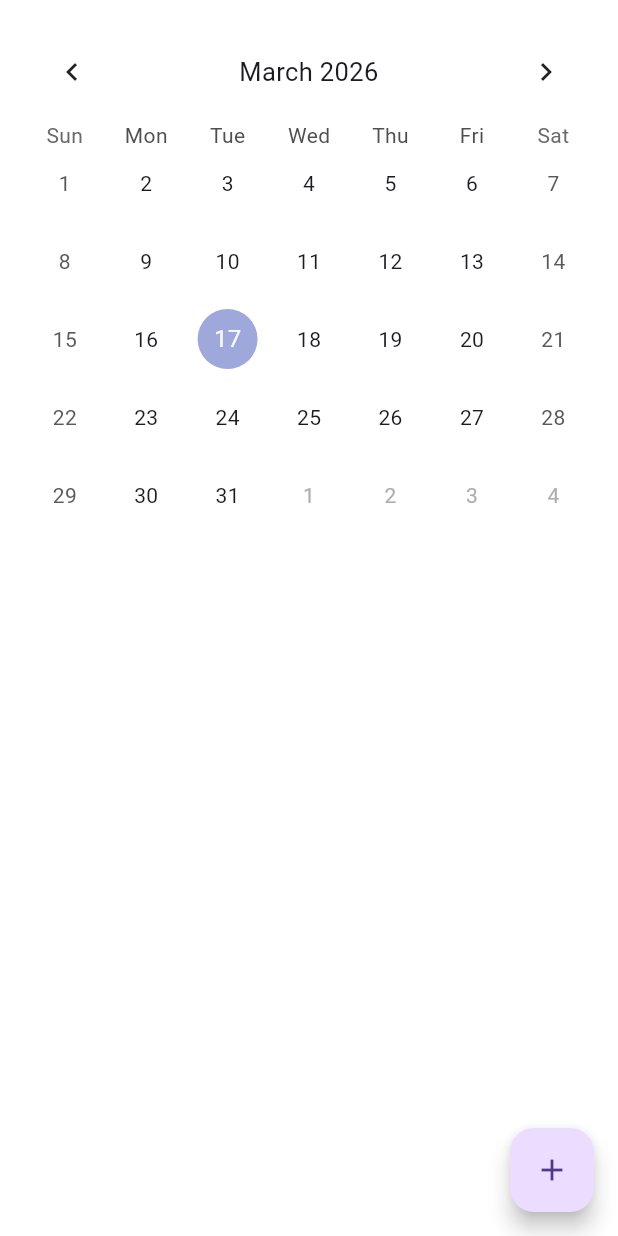
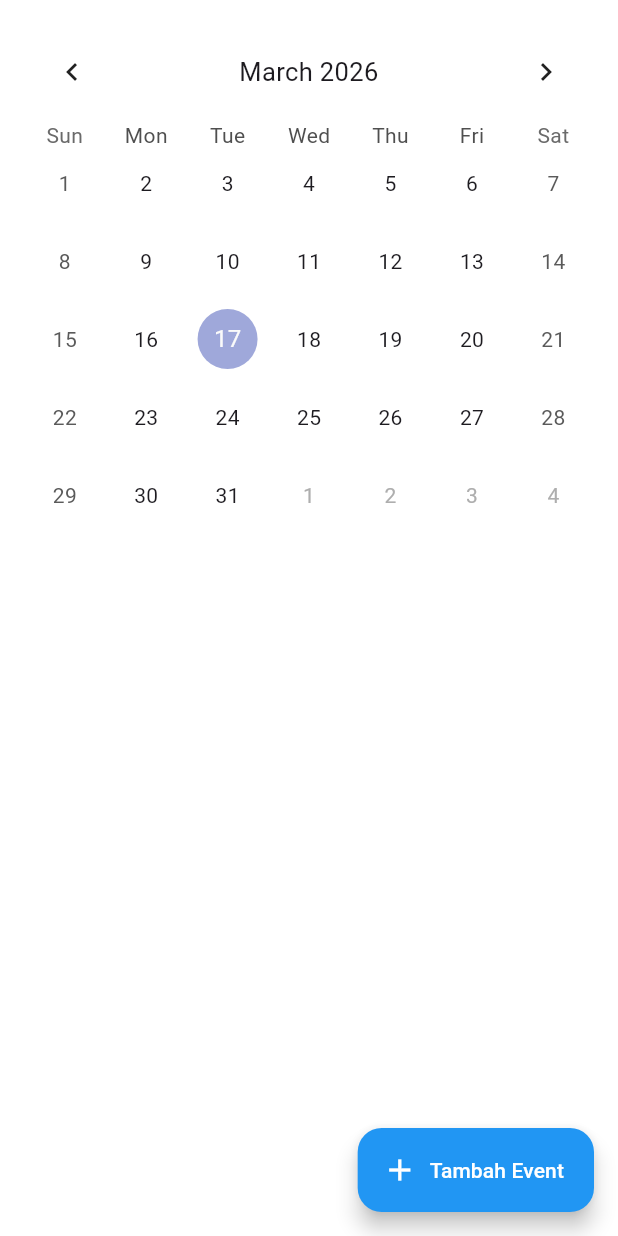
Before and after one commit to zzckyy/kalend---calender-app, a Flutter app: the screen it shows after launch, on a phone screen of 412 x 824 dp. Run offline on Flutter 3.47's test engine with Material 3 defaults, Android fonts, the phone set to English and light mode, and no system bars; drawn by our look-alikes of table_calendar.

Commit message:
feat: fab(no function yet)

```diff
--- a/lib/main.dart
+++ b/lib/main.dart
@@ -69,11 +69,18 @@ class _kalendUIState extends State<kalendUI> {
           ),
         ),
 
-        floatingActionButton: FloatingActionButton(
+        floatingActionButton: FloatingActionButton.extended(
+          backgroundColor: Colors.blue,
+          tooltip: 'Tambah Event',
+
+
           onPressed: () {
             // untuk nambah event tanggal
           },
-          child: const Icon(Icons.add),
+          icon: const Icon(Icons.add, color: Colors.white,),
+          label: const Text('Tambah Event'),
+          splashColor: Colors.white,
+          foregroundColor: Colors.white,
         ),
       ),
     );
```
